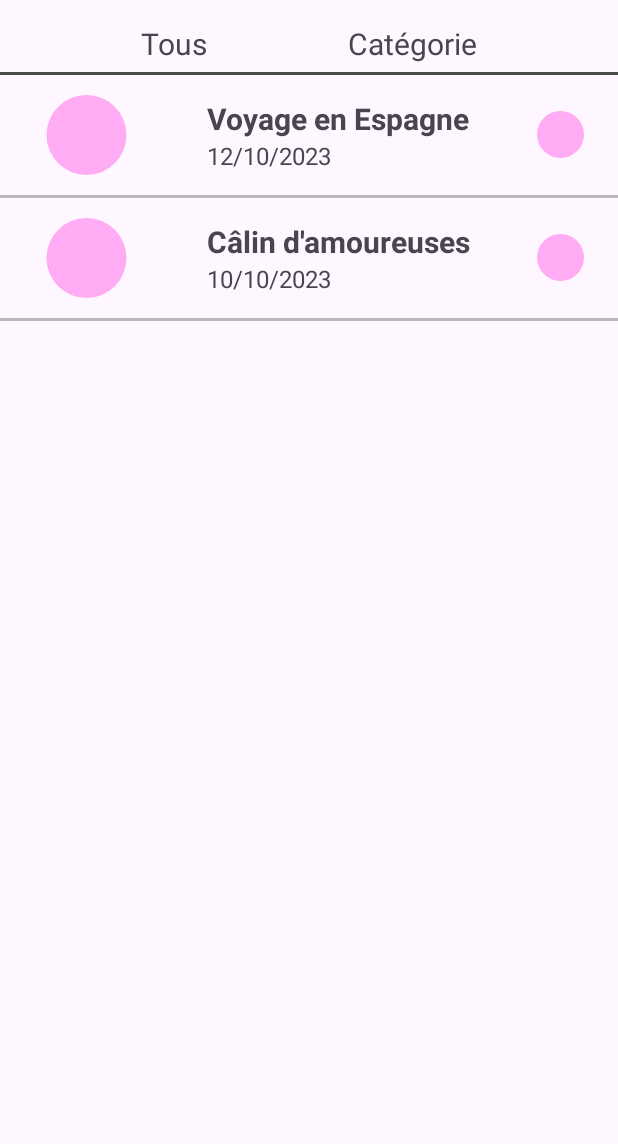
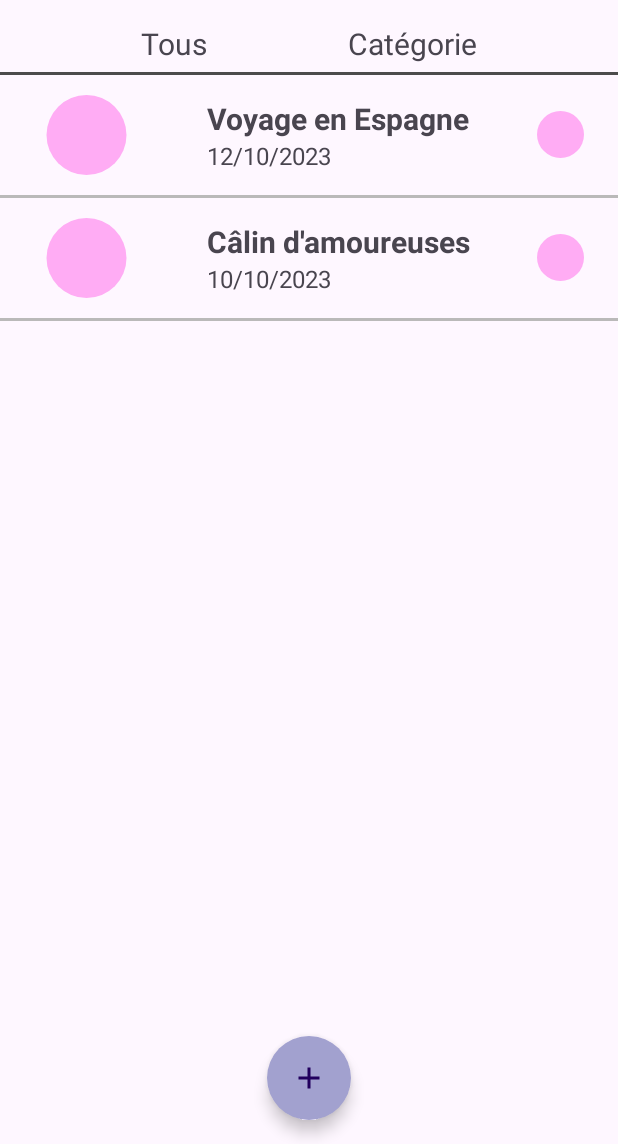
Before and after one commit to miladesmet/Good_memories, an Android app: the screen it shows after launch (AccueilActivity), on a phone screen of 412 x 824 dp, the part 92-1236 px from its top. Run offline under Robolectric (Android 15) with nearby library versions, the phone set to English and light mode, and no system bars.

Commit message:
add memorie button

```diff
--- a/app/src/main/java/mila/info507/td/goodmemories/activity/AccueilActivity.kt
+++ b/app/src/main/java/mila/info507/td/goodmemories/activity/AccueilActivity.kt
@@ -3,8 +3,10 @@ package mila.info507.td.goodmemories.activity
 import android.content.Intent
 import androidx.appcompat.app.AppCompatActivity
 import android.os.Bundle
+import android.view.View
 import android.widget.TextView
 import androidx.recyclerview.widget.RecyclerView
+import com.google.android.material.snackbar.Snackbar
 import mila.info507.td.goodmemories.R
 import mila.info507.td.goodmemories.adapter.MemoriesAdapter
 import mila.info507.td.goodmemories.model.Memories
@@ -63,5 +65,11 @@ class AccueilActivity : AppCompatActivity() {
             })
         }
 
+        val add_memorie: View = findViewById(R.id.add_memorie)
+        add_memorie.setOnClickListener {
+            val intent =Intent(this@AccueilActivity, AddMemorieActivity::class.java)
+            startActivity(intent)
+        }
+
     }
 }
--- /dev/null
+++ b/app/src/main/res/drawable/add_vector.xml
@@ -0,0 +1,5 @@
+<vector android:height="24dp" android:tint="#FFFFFF"
+    android:viewportHeight="24" android:viewportWidth="24"
+    android:width="24dp" xmlns:android="http://schemas.android.com/apk/res/android">
+    <path android:fillColor="@android:color/white" android:pathData="M19,13h-6v6h-2v-6H5v-2h6V5h2v6h6v2z"/>
+</vector>
--- a/app/src/main/res/layout/activity_accueil.xml
+++ b/app/src/main/res/layout/activity_accueil.xml
@@ -1,7 +1,11 @@
 <?xml version="1.0" encoding="utf-8"?>
-<LinearLayout xmlns:android="http://schemas.android.com/apk/res/android"
+<androidx.coordinatorlayout.widget.CoordinatorLayout
+    xmlns:android="http://schemas.android.com/apk/res/android"
     xmlns:app="http://schemas.android.com/apk/res-auto"
-    xmlns:tools="http://schemas.android.com/tools"
+    android:layout_width="match_parent"
+    android:layout_height="match_parent">
+
+    <LinearLayout xmlns:tools="http://schemas.android.com/tools"
         android:layout_width="match_parent"
         android:layout_height="match_parent"
         tools:context=".activity.MainActivity"
@@ -19,10 +23,10 @@
                 android:id="@+id/textView"
                 android:layout_width="wrap_content"
                 android:layout_height="wrap_content"
-            android:textSize="30dp"
+                android:textSize="30sp"
                 android:paddingTop="15dp"
                 android:paddingBottom="5dp"
-            android:text="Good memories"
+                android:text="@string/title"
                 />
             <Space
                 android:layout_width="wrap_content"
@@ -46,7 +50,7 @@
                 android:paddingTop="15dp"
                 android:paddingBottom="5dp"
                 android:text="@string/app_categorie_tous"
-            android:textSize="20dp" />
+                android:textSize="20sp" />
             <Space
                 android:layout_width="wrap_content"
                 android:layout_height="wrap_content"
@@ -55,7 +59,7 @@
                 android:id="@+id/Categorie"
                 android:layout_width="wrap_content"
                 android:layout_height="wrap_content"
-            android:textSize="20dp"
+                android:textSize="20sp"
                 android:paddingTop="15dp"
                 android:paddingBottom="5dp"
                 android:text="@string/app_categorie_categorie"
@@ -79,6 +83,17 @@
             android:scrollbars="vertical"
             app:layoutManager="androidx.recyclerview.widget.LinearLayoutManager" />
 
-
-
     </LinearLayout>
+    <com.google.android.material.floatingactionbutton.FloatingActionButton
+        android:id="@+id/add_memorie"
+        android:layout_width="wrap_content"
+        android:layout_height="wrap_content"
+        android:layout_gravity="bottom|center"
+        android:layout_margin="16dp"
+        android:contentDescription="@string/ajouter_un_memorie"
+        app:srcCompat="@drawable/add_vector"
+        app:backgroundTint="@color/ic_add_background"
+        app:shapeAppearanceOverlay="@style/RoundedFAB"
+        app:rippleColor="@color/ic_add_background_pressed"
+        android:tint="@color/white"/>
+</androidx.coordinatorlayout.widget.CoordinatorLayout>
--- a/app/src/main/res/values/colors.xml
+++ b/app/src/main/res/values/colors.xml
@@ -2,4 +2,5 @@
 <resources>
     <color name="black">#FF000000</color>
     <color name="white">#FFFFFFFF</color>
+    <color name="ic_add_background_pressed">#575593</color>
 </resources>
--- /dev/null
+++ b/app/src/main/res/values/ic_add_background.xml
@@ -0,0 +1,4 @@
+<?xml version="1.0" encoding="utf-8"?>
+<resources>
+    <color name="ic_add_background">#A2A1CF</color>
+</resources>
--- a/app/src/main/res/values/strings.xml
+++ b/app/src/main/res/values/strings.xml
@@ -31,4 +31,6 @@
     <string name="image_du_memorie">Image du memorie</string>
     <string name="date_memorie">00/00/0000</string>
     <string name="emotion_du_memorie">émotion du memorie</string>
+    <string name="ajouter_un_memorie">Ajouter un memorie.</string>
+    <string name="title">Good memories</string>
 </resources>
--- /dev/null
+++ b/app/src/main/res/values/styles.xml
@@ -0,0 +1,8 @@
+<?xml version="1.0" encoding="utf-8"?>
+<resources>
+
+    <style name="RoundedFAB" parent="">
+        <item name="cornerFamily">rounded</item>
+        <item name="cornerSize">50%</item> <!-- This sets the radius to 50% of the view size, making it round -->
+    </style>
+</resources>
```
Also changed, not shown: app/src/main/res/drawable/ic_add_foreground.xml (added, +15 -0 lines), app/src/main/ic_add-playstore.png (added). Lines whose indentation alone changed are shown as unchanged.
